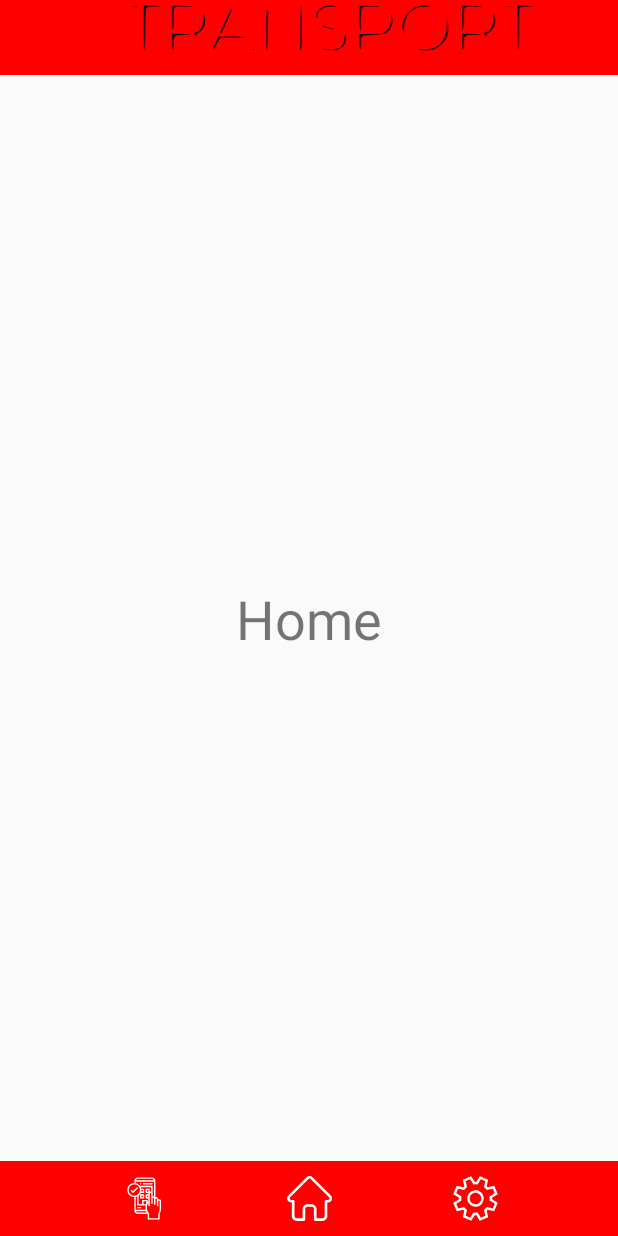
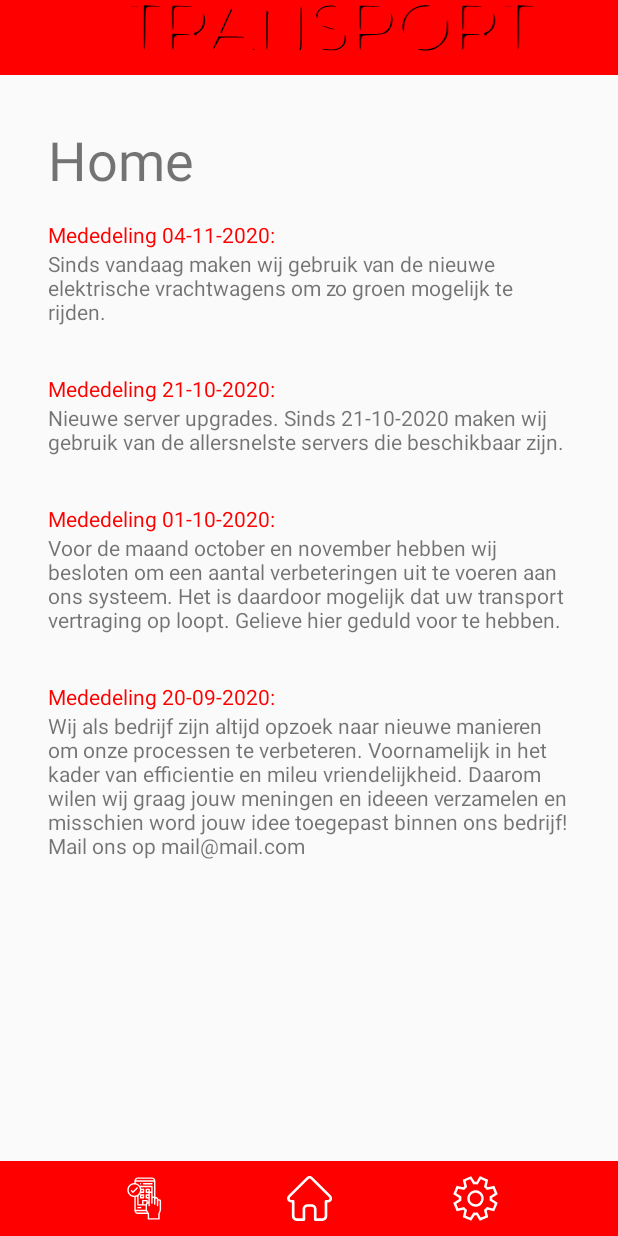
Before and after one commit to DamianSauren/ETransitAndroid, an Android app: the screen it shows after launch once a user with an empty profile is signed in (MainActivity), on a phone screen of 412 x 824 dp. Run offline under Robolectric (Android 15) with nearby library versions, the phone set to English and light mode, and no system bars; our stand-ins replace Firebase (no records; nobody signed in at launch, a user with empty details on screens opened directly).

Commit message:
Finishing touches on the app

```diff
--- a/app/src/main/java/com/example/etransportandroid/fragments/CommercialBookingFragment.kt
+++ b/app/src/main/java/com/example/etransportandroid/fragments/CommercialBookingFragment.kt
@@ -6,7 +6,9 @@ import android.view.View
 import android.view.ViewGroup
 import android.widget.Button
 import android.widget.EditText
+import android.widget.Toast
 import androidx.fragment.app.Fragment
+import com.example.etransportandroid.MainActivity
 import com.example.etransportandroid.R
 import com.example.etransportandroid.data.CommercialOrder
 import com.example.etransportandroid.data.Database
@@ -27,7 +29,7 @@ class CommercialBookingFragment: Fragment() {
 
         val button = inflate.findViewById<Button>(R.id.submit_button)
         button.setOnClickListener {
-            Database().writeNewOrder(mAuth.currentUser?.uid.toString(), CommercialOrder(
+            Database().writeNewCommercialOrder(mAuth.currentUser?.uid.toString(), CommercialOrder(
                     itemDescription = inflate.findViewById<EditText>(R.id.item_description_edittext).text.toString(),
                     weight = inflate.findViewById<EditText>(R.id.weight_edittext).text.toString(),
                     PickUpDate = inflate.findViewById<EditText>(R.id.pickup_date_edittext).text.toString(),
@@ -44,6 +46,8 @@ class CommercialBookingFragment: Fragment() {
                             from = inflate.findViewById<EditText>(R.id.location_from_textview).text.toString()
                     )
             ))
+            Toast.makeText(context, "Form submitted", Toast.LENGTH_SHORT).show()
+            (activity as MainActivity).addFragmentToActivity(HomeFragment())
         }
 
         return inflate
--- a/app/src/main/java/com/example/etransportandroid/fragments/SettingsFragment.kt
+++ b/app/src/main/java/com/example/etransportandroid/fragments/SettingsFragment.kt
@@ -6,6 +6,7 @@ import android.view.View
 import android.view.ViewGroup
 import android.widget.Button
 import androidx.fragment.app.Fragment
+import com.example.etransportandroid.MainActivity
 import com.example.etransportandroid.R
 import com.google.firebase.auth.FirebaseAuth
 
@@ -29,10 +30,9 @@ class SettingsFragment: Fragment() {
         //Wait for the logout response and then send the user back to startActivity
         mAuth.addAuthStateListener {
             if(mAuth.currentUser == null) {
-                //TODO go to startActivity
+                (activity as MainActivity).loadStartActivity()
             }
         }
-
         return inflate
     }
 }
--- a/app/src/main/res/layout/fragment_home.xml
+++ b/app/src/main/res/layout/fragment_home.xml
@@ -2,6 +2,7 @@
 <androidx.constraintlayout.widget.ConstraintLayout
     xmlns:android="http://schemas.android.com/apk/res/android"
     xmlns:app="http://schemas.android.com/apk/res-auto"
+    xmlns:tools="http://schemas.android.com/tools"
     android:layout_width="match_parent"
     android:layout_height="match_parent">
 
@@ -9,10 +10,97 @@
         android:id="@+id/textView"
         android:layout_width="wrap_content"
         android:layout_height="wrap_content"
+        android:layout_marginStart="32dp"
+        android:layout_marginTop="32dp"
         android:text="Home"
         android:textSize="36sp"
-        app:layout_constraintBottom_toBottomOf="parent"
-        app:layout_constraintEnd_toEndOf="parent"
         app:layout_constraintStart_toStartOf="parent"
         app:layout_constraintTop_toTopOf="parent" />
+
+    <TextView
+        android:id="@+id/textView9"
+        android:layout_width="wrap_content"
+        android:layout_height="wrap_content"
+        android:layout_marginStart="32dp"
+        android:layout_marginTop="16dp"
+        android:text="Mededeling 04-11-2020:"
+        android:textColor="#FF0000"
+        app:layout_constraintStart_toStartOf="parent"
+        app:layout_constraintTop_toBottomOf="@+id/textView" />
+
+    <TextView
+        android:id="@+id/textView10"
+        android:layout_width="0dp"
+        android:layout_height="wrap_content"
+        android:layout_marginEnd="32dp"
+        android:text="Sinds vandaag maken wij gebruik van de nieuwe elektrische vrachtwagens om zo groen mogelijk te rijden."
+        app:layout_constraintEnd_toEndOf="parent"
+        app:layout_constraintStart_toStartOf="@+id/textView9"
+        app:layout_constraintTop_toBottomOf="@+id/textView9" />
+
+    <TextView
+        android:id="@+id/textView11"
+        android:layout_width="wrap_content"
+        android:layout_height="wrap_content"
+        android:layout_marginStart="32dp"
+        android:layout_marginTop="32dp"
+        android:text="Mededeling 21-10-2020:"
+        android:textColor="#FF0000"
+        app:layout_constraintStart_toStartOf="parent"
+        app:layout_constraintTop_toBottomOf="@+id/textView10" />
+
+    <TextView
+        android:id="@+id/textView16"
+        android:layout_width="0dp"
+        android:layout_height="wrap_content"
+        android:layout_marginEnd="32dp"
+        android:text="Nieuwe server upgrades. Sinds 21-10-2020 maken wij gebruik van de allersnelste servers die beschikbaar zijn."
+        app:layout_constraintEnd_toEndOf="parent"
+        app:layout_constraintHorizontal_bias="1.0"
+        app:layout_constraintStart_toStartOf="@+id/textView9"
+        app:layout_constraintTop_toBottomOf="@+id/textView11" />
+
+    <TextView
+        android:id="@+id/textView17"
+        android:layout_width="wrap_content"
+        android:layout_height="wrap_content"
+        android:layout_marginStart="32dp"
+        android:layout_marginTop="32dp"
+        android:text="Mededeling 01-10-2020:"
+        android:textColor="#FF0000"
+        app:layout_constraintStart_toStartOf="parent"
+        app:layout_constraintTop_toBottomOf="@+id/textView16" />
+
+    <TextView
+        android:id="@+id/textView18"
+        android:layout_width="0dp"
+        android:layout_height="wrap_content"
+        android:layout_marginEnd="32dp"
+        android:text="Voor de maand october en november hebben wij besloten om een aantal verbeteringen uit te voeren aan ons systeem. Het is daardoor mogelijk dat uw transport vertraging op loopt. Gelieve hier geduld voor te hebben."
+        app:layout_constraintEnd_toEndOf="parent"
+        app:layout_constraintHorizontal_bias="1.0"
+        app:layout_constraintStart_toStartOf="@+id/textView9"
+        app:layout_constraintTop_toBottomOf="@+id/textView17" />
+
+    <TextView
+        android:id="@+id/textView20"
+        android:layout_width="0dp"
+        android:layout_height="wrap_content"
+        android:layout_marginEnd="32dp"
+        android:text="Wij als bedrijf zijn altijd opzoek naar nieuwe manieren om onze processen te verbeteren. Voornamelijk in het kader van efficientie en mileu vriendelijkheid. Daarom wilen wij graag jouw meningen en ideeen verzamelen en misschien word jouw idee toegepast binnen ons bedrijf! Mail ons op mail@mail.com"
+        app:layout_constraintEnd_toEndOf="parent"
+        app:layout_constraintHorizontal_bias="0.0"
+        app:layout_constraintStart_toStartOf="@+id/textView9"
+        app:layout_constraintTop_toBottomOf="@+id/textView19" />
+
+    <TextView
+        android:id="@+id/textView19"
+        android:layout_width="wrap_content"
+        android:layout_height="wrap_content"
+        android:layout_marginStart="32dp"
+        android:layout_marginTop="32dp"
+        android:text="Mededeling 20-09-2020:"
+        android:textColor="#FF0000"
+        app:layout_constraintStart_toStartOf="parent"
+        app:layout_constraintTop_toBottomOf="@+id/textView18" />
 </androidx.constraintlayout.widget.ConstraintLayout>
```
Also changed, not shown: app/src/main/java/com/example/etransportandroid/MainActivity.kt (+6 -2 lines), app/src/main/java/com/example/etransportandroid/data/Database.kt (+61 -1 lines), app/src/main/java/com/example/etransportandroid/fragments/PrivateBookingFragment.kt (+5 -5 lines).
